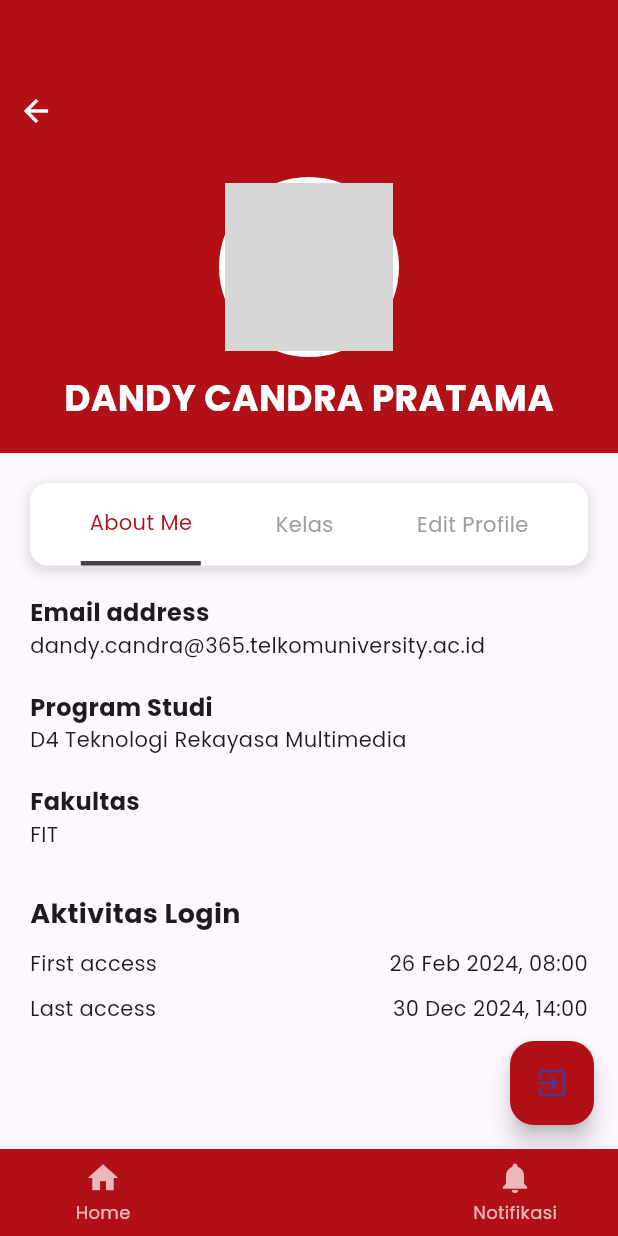
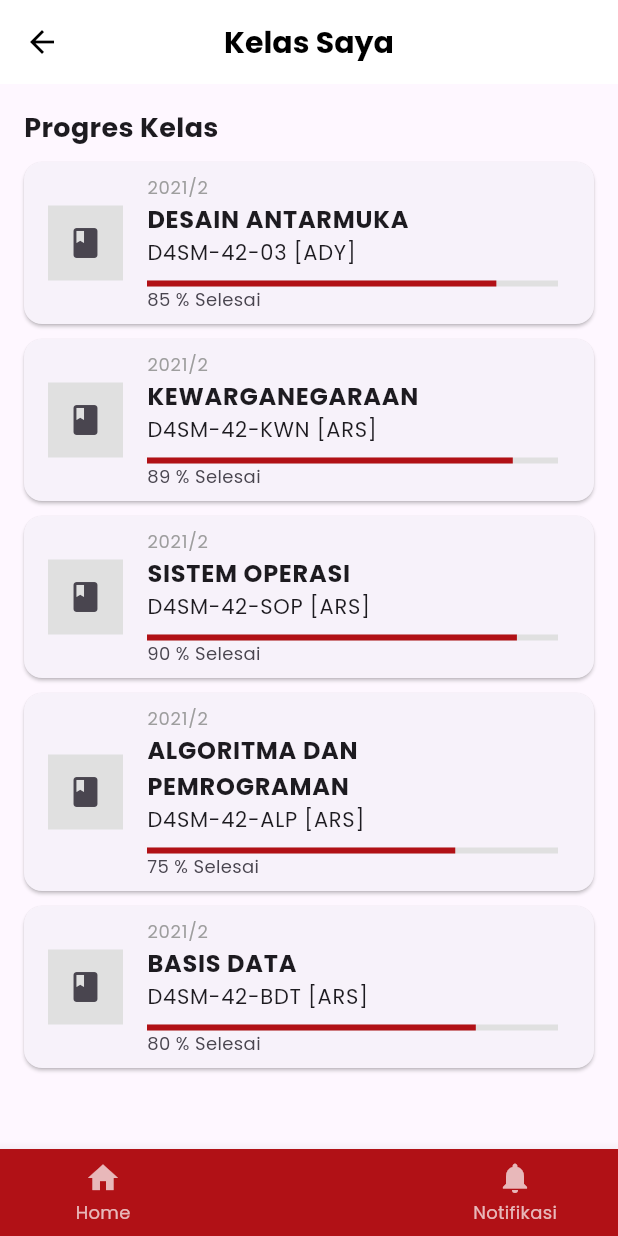
Before and after one commit to susirahma/lms, a Flutter app: the MainPage screen opened directly, item 2 of the bottom bar chosen, on a phone screen of 412 x 824 dp. Run offline on Flutter 3.47's test engine with Material 3 defaults, Android fonts, the phone set to English and light mode, and no system bars; our stand-ins replace google_fonts; network calls fail; grey boxes are pictures that could not be loaded.

Commit message:
menambahkan halaman kelas saya

```diff
--- /dev/null
+++ b/lib/kelas_saya_page.dart
@@ -0,0 +1,102 @@
+import 'package:flutter/material.dart';
+import 'package:google_fonts/google_fonts.dart';
+
+class KelasSayaPage extends StatelessWidget {
+  const KelasSayaPage({super.key});
+
+  @override
+  Widget build(BuildContext context) {
+    return Scaffold(
+      appBar: AppBar(
+        backgroundColor: Colors.white,
+        elevation: 0,
+        leading: IconButton(
+          icon: const Icon(Icons.arrow_back, color: Colors.black),
+          onPressed: () {
+            Navigator.pop(context);
+          },
+        ),
+        title: Text(
+          'Kelas Saya',
+          style: GoogleFonts.poppins(
+            fontSize: 20,
+            fontWeight: FontWeight.bold,
+            color: Colors.black,
+          ),
+        ),
+        centerTitle: true,
+      ),
+      body: SingleChildScrollView(
+        padding: const EdgeInsets.all(16.0),
+        child: Column(
+          crossAxisAlignment: CrossAxisAlignment.start,
+          children: [
+            Text(
+              'Progres Kelas',
+              style: GoogleFonts.poppins(fontSize: 18, fontWeight: FontWeight.bold),
+            ),
+            const SizedBox(height: 10),
+            ListView.builder(
+              shrinkWrap: true,
+              physics: const NeverScrollableScrollPhysics(),
+              itemCount: 5,
+              itemBuilder: (context, index) {
+                final courses = [
+                  {'name': 'DESAIN ANTARMUKA', 'code': 'D4SM-42-03 [ADY]', 'progress': 0.85, 'year': '2021/2'},
+                  {'name': 'KEWARGANEGARAAN', 'code': 'D4SM-42-KWN [ARS]', 'progress': 0.89, 'year': '2021/2'},
+                  {'name': 'SISTEM OPERASI', 'code': 'D4SM-42-SOP [ARS]', 'progress': 0.90, 'year': '2021/2'},
+                  {'name': 'ALGORITMA DAN PEMROGRAMAN', 'code': 'D4SM-42-ALP [ARS]', 'progress': 0.75, 'year': '2021/2'},
+                  {'name': 'BASIS DATA', 'code': 'D4SM-42-BDT [ARS]', 'progress': 0.80, 'year': '2021/2'},
+                ];
+                final course = courses[index];
+                return Card(
+                  margin: const EdgeInsets.only(bottom: 10),
+                  child: ListTile(
+                    leading: Container(
+                      width: 50,
+                      height: 50,
+                      color: Colors.grey.shade300,
+                      child: const Icon(Icons.book),
+                    ),
+                    title: Column(
+                      crossAxisAlignment: CrossAxisAlignment.start,
+                      children: [
+                        Text(
+                          course['year'] as String,
+                          style: GoogleFonts.poppins(fontSize: 12, color: Colors.grey),
+                        ),
+                        Text(
+                          course['name'] as String,
+                          style: GoogleFonts.poppins(fontWeight: FontWeight.bold),
+                        ),
+                        Text(
+                          course['code'] as String,
+                          style: GoogleFonts.poppins(fontSize: 14),
+                        ),
+                      ],
+                    ),
+                    subtitle: Column(
+                      crossAxisAlignment: CrossAxisAlignment.start,
+                      children: [
+                        const SizedBox(height: 8),
+                        LinearProgressIndicator(
+                          value: course['progress'] as double,
+                          backgroundColor: Colors.grey.shade300,
+                          valueColor: const AlwaysStoppedAnimation<Color>(Color(0xFFB11116)),
+                        ),
+                        Text(
+                          '${((course['progress'] as double) * 100).toInt()} % Selesai',
+                          style: GoogleFonts.poppins(fontSize: 12),
+                        ),
+                      ],
+                    ),
+                  ),
+                );
+              },
+            ),
+          ],
+        ),
+      ),
+    );
+  }
+}
--- a/lib/main_page.dart
+++ b/lib/main_page.dart
@@ -1,6 +1,6 @@
 import 'package:flutter/material.dart';
 import 'home_page.dart';
-import 'profile_page.dart';
+import 'kelas_saya_page.dart';
 import 'notifications_page.dart';
 
 class MainPage extends StatefulWidget {
@@ -15,7 +15,7 @@ class _MainPageState extends State<MainPage> {
 
   static const List<Widget> _widgetOptions = <Widget>[
     HomePage(),
-    ProfilePage(),
+    KelasSayaPage(),
     NotificationsPage(),
   ];
 
```
